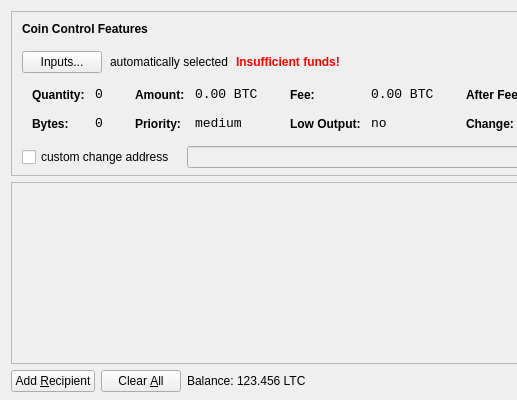
bumbacoin/bumbacoin-source, file src/qt/forms/sendcoinsdialog.ui: the form before one commit; both pictures show x 0 to 517 and y 0 to 400 of the 850 by 400 pixel window.
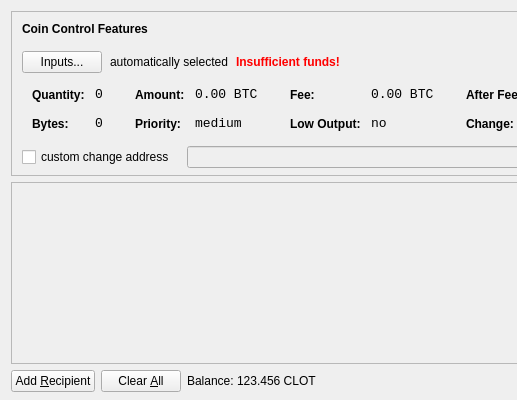
The form after the commit. Icons and pictures are not drawn.

```diff
--- a/src/qt/forms/sendcoinsdialog.ui
+++ b/src/qt/forms/sendcoinsdialog.ui
@@ -720,7 +720,7 @@
           <cursorShape>IBeamCursor</cursorShape>
          </property>
          <property name="text">
-          <string>123.456 LTC</string>
+          <string>123.456 CLOT</string>
          </property>
          <property name="textInteractionFlags">
           <set>Qt::LinksAccessibleByMouse|Qt::TextSelectableByKeyboard|Qt::TextSelectableByMouse</set>
```
